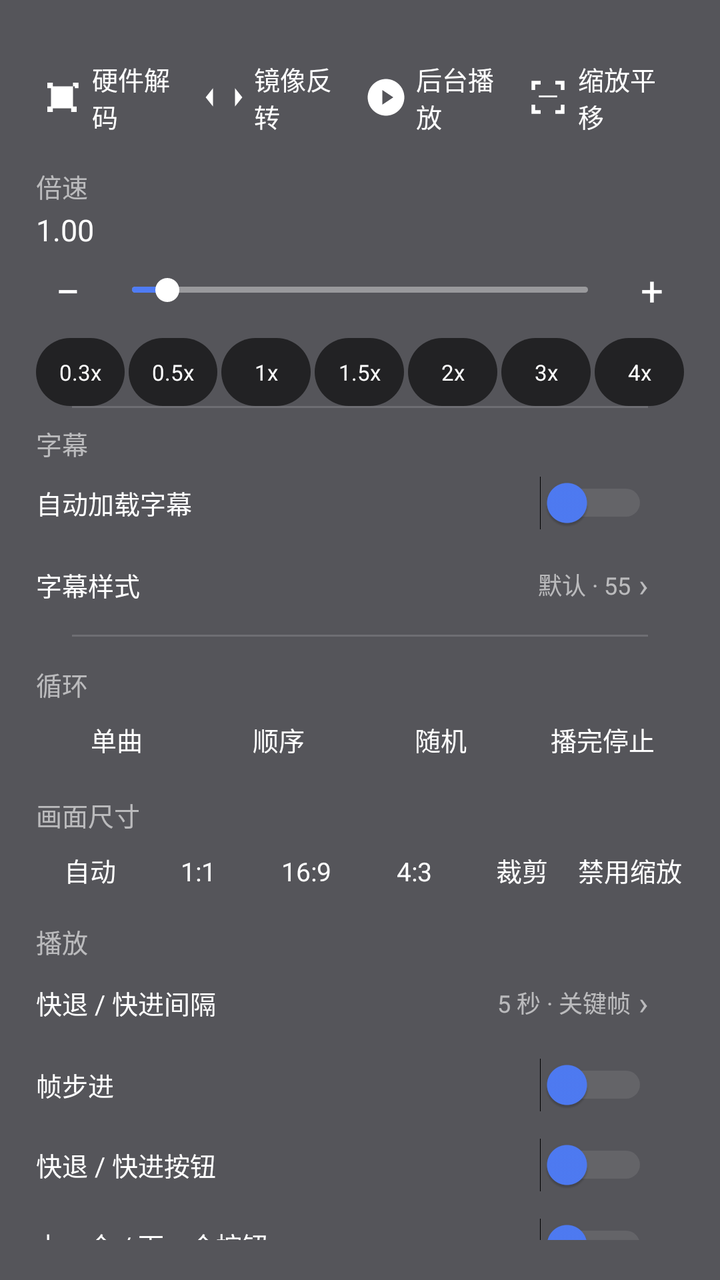
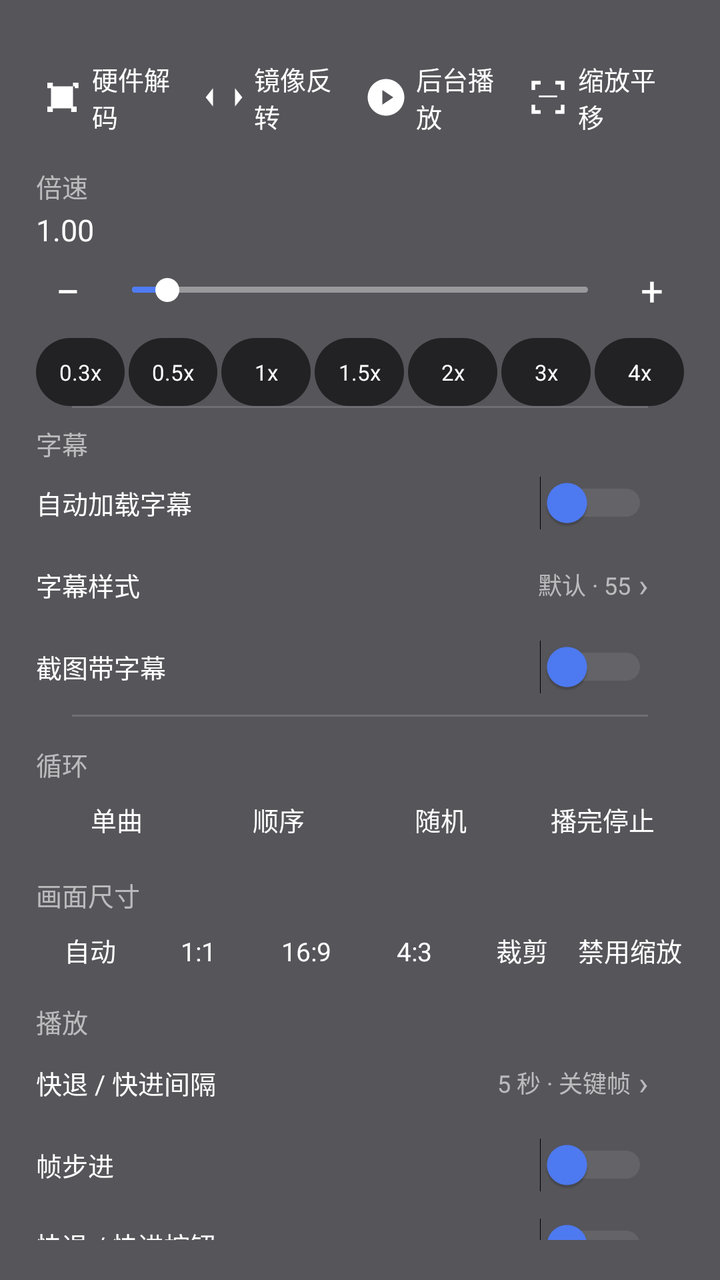

Two renders of the same Android screen: before a commit and after it. Below are the layout's source before the change and the commit's diff.
<!-- AndroidManifest.xml: application theme Theme.SmbPlayer -->
<!-- res/layout/dialog_mpv_settings.xml -->
<?xml version="1.0" encoding="utf-8"?>
<FrameLayout xmlns:android="http://schemas.android.com/apk/res/android"
    xmlns:app="http://schemas.android.com/apk/res-auto"
    android:layout_width="match_parent"
    android:layout_height="match_parent">

    
    <View
        android:id="@+id/settings_scrim"
        android:layout_width="match_parent"
        android:layout_height="match_parent"
        android:background="#33000000" />

    <LinearLayout
        android:id="@+id/settings_panel"
        android:layout_width="match_parent"
        android:layout_height="match_parent"
        android:layout_gravity="end"
        android:background="#990A0A12"
        android:clickable="true"
        android:focusable="true"
        android:orientation="vertical"
        android:paddingStart="18dp"
        android:paddingTop="24dp"
        android:paddingEnd="18dp"
        android:paddingBottom="20dp">

        <ScrollView
            android:layout_width="match_parent"
            android:layout_height="0dp"
            android:layout_weight="1"
            android:fillViewport="true"
            android:overScrollMode="never"
            android:scrollbars="none">

            <LinearLayout
                android:layout_width="match_parent"
                android:layout_height="wrap_content"
                android:orientation="vertical">

                
                <GridLayout
                    android:layout_width="match_parent"
                    android:layout_height="wrap_content"
                    android:alignmentMode="alignMargins"
                    android:columnCount="4"
                    android:rowCount="1"
                    android:useDefaultMargins="false">

                    <LinearLayout android:id="@+id/tile_hwdec" android:layout_width="0dp" android:layout_height="wrap_content" android:layout_columnWeight="1" android:layout_gravity="fill" android:gravity="center_vertical" android:orientation="horizontal" android:paddingStart="2dp" android:paddingTop="6dp" android:paddingEnd="2dp" android:paddingBottom="6dp">
                        <ImageView android:layout_width="22dp" android:layout_height="22dp" android:src="@drawable/ic_hwdec" app:tint="@color/player_control_text" />
                        <TextView android:layout_width="wrap_content" android:layout_height="wrap_content" android:layout_marginStart="4dp" android:text="硬件解码" android:textColor="@color/player_control_text" android:textSize="13sp" />
                    </LinearLayout>

                    <LinearLayout android:id="@+id/tile_mirror" android:layout_width="0dp" android:layout_height="wrap_content" android:layout_columnWeight="1" android:layout_gravity="fill" android:gravity="center_vertical" android:orientation="horizontal" android:paddingStart="2dp" android:paddingTop="6dp" android:paddingEnd="2dp" android:paddingBottom="6dp">
                        <ImageView android:layout_width="22dp" android:layout_height="22dp" android:src="@drawable/ic_mirror" app:tint="@color/player_control_text" />
                        <TextView android:layout_width="wrap_content" android:layout_height="wrap_content" android:layout_marginStart="4dp" android:text="镜像反转" android:textColor="@color/player_control_text" android:textSize="13sp" />
                    </LinearLayout>

                    <LinearLayout android:id="@+id/tile_background" android:layout_width="0dp" android:layout_height="wrap_content" android:layout_columnWeight="1" android:layout_gravity="fill" android:gravity="center_vertical" android:orientation="horizontal" android:paddingStart="2dp" android:paddingTop="6dp" android:paddingEnd="2dp" android:paddingBottom="6dp">
                        <ImageView android:layout_width="22dp" android:layout_height="22dp" android:src="@drawable/ic_background_play" app:tint="@color/player_control_text" />
                        <TextView android:layout_width="wrap_content" android:layout_height="wrap_content" android:layout_marginStart="4dp" android:text="后台播放" android:textColor="@color/player_control_text" android:textSize="13sp" />
                    </LinearLayout>

                    <LinearLayout android:id="@+id/tile_pan" android:layout_width="0dp" android:layout_height="wrap_content" android:layout_columnWeight="1" android:layout_gravity="fill" android:gravity="center_vertical" android:orientation="horizontal" android:paddingStart="2dp" android:paddingTop="6dp" android:paddingEnd="2dp" android:paddingBottom="6dp">
                        <ImageView android:layout_width="22dp" android:layout_height="22dp" android:src="@drawable/ic_pan_scan" app:tint="@color/player_control_text" />
                        <TextView android:layout_width="wrap_content" android:layout_height="wrap_content" android:layout_marginStart="4dp" android:text="缩放平移" android:textColor="@color/player_control_text" android:textSize="13sp" />
                    </LinearLayout>

                </GridLayout>

                
                <TextView android:layout_width="wrap_content" android:layout_height="wrap_content" android:layout_marginTop="10dp" android:text="倍速" android:textColor="@color/player_control_text_secondary" android:textSize="13sp" />
                <TextView android:id="@+id/tv_speed_value" android:layout_width="wrap_content" android:layout_height="wrap_content" android:layout_marginTop="2dp" android:text="1.00" android:textColor="@color/player_control_text" android:textSize="15sp" />

                <LinearLayout
                    android:layout_width="match_parent"
                    android:layout_height="wrap_content"
                    android:layout_marginTop="4dp"
                    android:gravity="center_vertical"
                    android:orientation="horizontal">

                    <TextView
                        android:id="@+id/speed_minus"
                        android:layout_width="32dp"
                        android:layout_height="32dp"
                        android:gravity="center"
                        android:text="−"
                        android:textColor="@color/player_control_text"
                        android:textSize="22sp" />

                    <SeekBar
                        android:id="@+id/seek_speed"
                        android:layout_width="0dp"
                        android:layout_height="28dp"
                        android:layout_weight="1"
                        android:max="39"
                        android:progress="3"
                        android:progressDrawable="@drawable/bg_seek_progress"
                        android:thumb="@drawable/bg_seek_thumb"
                        android:splitTrack="false" />

                    <TextView
                        android:id="@+id/speed_plus"
                        android:layout_width="32dp"
                        android:layout_height="32dp"
                        android:gravity="center"
                        android:text="+"
                        android:textColor="@color/player_control_text"
                        android:textSize="20sp" />
                </LinearLayout>

                
                <LinearLayout
                    android:layout_width="match_parent"
                    android:layout_height="wrap_content"
                    android:layout_marginTop="8dp"
                    android:orientation="horizontal">

                    <TextView android:id="@+id/speed_preset_0" android:layout_width="0dp" android:layout_height="34dp" android:layout_weight="1" android:layout_marginEnd="2dp" android:background="@drawable/bg_hint_pill" android:gravity="center" android:text="0.3x" android:textColor="@color/player_control_text" android:textSize="11sp" />
                    <TextView android:id="@+id/speed_preset_1" android:layout_width="0dp" android:layout_height="34dp" android:layout_weight="1" android:layout_marginEnd="2dp" android:background="@drawable/bg_hint_pill" android:gravity="center" android:text="0.5x" android:textColor="@color/player_control_text" android:textSize="11sp" />
                    <TextView android:id="@+id/speed_preset_2" android:layout_width="0dp" android:layout_height="34dp" android:layout_weight="1" android:layout_marginEnd="2dp" android:background="@drawable/bg_hint_pill" android:gravity="center" android:text="1x" android:textColor="@color/player_control_text" android:textSize="11sp" />
                    <TextView android:id="@+id/speed_preset_3" android:layout_width="0dp" android:layout_height="34dp" android:layout_weight="1" android:layout_marginEnd="2dp" android:background="@drawable/bg_hint_pill" android:gravity="center" android:text="1.5x" android:textColor="@color/player_control_text" android:textSize="11sp" />
                    <TextView android:id="@+id/speed_preset_4" android:layout_width="0dp" android:layout_height="34dp" android:layout_weight="1" android:layout_marginEnd="2dp" android:background="@drawable/bg_hint_pill" android:gravity="center" android:text="2x" android:textColor="@color/player_control_text" android:textSize="11sp" />
                    <TextView android:id="@+id/speed_preset_5" android:layout_width="0dp" android:layout_height="34dp" android:layout_weight="1" android:layout_marginEnd="2dp" android:background="@drawable/bg_hint_pill" android:gravity="center" android:text="3x" android:textColor="@color/player_control_text" android:textSize="11sp" />
                    <TextView android:id="@+id/speed_preset_6" android:layout_width="0dp" android:layout_height="34dp" android:layout_weight="1" android:background="@drawable/bg_hint_pill" android:gravity="center" android:text="4x" android:textColor="@color/player_control_text" android:textSize="11sp" />
                </LinearLayout>

                <View
                    android:layout_width="match_parent"
                    android:layout_height="1dp"
                    android:layout_marginStart="18dp"
                    android:layout_marginEnd="18dp"
                    android:background="#26FFFFFF" />

                
                <LinearLayout
                    android:layout_width="match_parent"
                    android:layout_height="wrap_content"
                    android:orientation="vertical"
                    android:paddingStart="0dp"
                    android:paddingTop="8dp"
                    android:paddingEnd="18dp"
                    android:paddingBottom="4dp">

                    <TextView
                        android:layout_width="wrap_content"
                        android:layout_height="wrap_content"
                        android:text="字幕"
                        android:textColor="@color/player_control_text_secondary"
                        android:textSize="13sp" />

                    <LinearLayout
                        android:layout_width="match_parent"
                        android:layout_height="40dp"
                        android:gravity="center_vertical"
                        android:orientation="horizontal">

                        <TextView
                            android:layout_width="0dp"
                            android:layout_height="wrap_content"
                            android:layout_weight="1"
                            android:text="自动加载字幕"
                            android:textColor="@color/player_control_text"
                            android:textSize="13sp" />

                        <Switch
                            android:id="@+id/switch_auto_sub"
                            android:layout_width="wrap_content"
                            android:layout_height="36dp"
                            android:showText="false"
                            android:thumbTint="@color/player_accent"
                            android:trackTint="#55FFFFFF" />
                    </LinearLayout>

                    <LinearLayout
                        android:id="@+id/row_sub_style"
                        android:layout_width="match_parent"
                        android:layout_height="42dp"
                        android:background="?attr/selectableItemBackground"
                        android:clickable="true"
                        android:focusable="true"
                        android:gravity="center_vertical"
                        android:orientation="horizontal">

                        <TextView
                            android:layout_width="0dp"
                            android:layout_height="wrap_content"
                            android:layout_weight="1"
                            android:text="字幕样式"
                            android:textColor="@color/player_control_text"
                            android:textSize="13sp" />

                        <TextView
                            android:id="@+id/tv_sub_style_summary"
                            android:layout_width="wrap_content"
                            android:layout_height="wrap_content"
                            android:layout_marginEnd="4dp"
                            android:text="默认 · 55"
                            android:textColor="@color/player_control_text_secondary"
                            android:textSize="12sp" />

                        <TextView
                            android:layout_width="wrap_content"
                            android:layout_height="wrap_content"
                            android:text="›"
                            android:textColor="@color/player_control_text_secondary"
                            android:textSize="16sp" />
                    </LinearLayout>
                </LinearLayout>

                <View
                    android:layout_width="match_parent"
                    android:layout_height="1dp"
                    android:layout_marginStart="18dp"
                    android:layout_marginEnd="18dp"
                    android:background="#26FFFFFF" />

                
                <TextView android:layout_width="wrap_content" android:layout_height="wrap_content" android:layout_marginTop="14dp" android:text="循环" android:textColor="@color/player_control_text_secondary" android:textSize="13sp" />
                <LinearLayout android:id="@+id/group_repeat" android:layout_width="match_parent" android:layout_height="wrap_content" android:orientation="horizontal">
                    <TextView android:id="@+id/repeat_one" android:layout_width="0dp" android:layout_height="36dp" android:layout_weight="1" android:gravity="center" android:text="单曲" android:textColor="@color/player_control_text" android:textSize="13sp" />
                    <TextView android:id="@+id/repeat_all" android:layout_width="0dp" android:layout_height="36dp" android:layout_weight="1" android:gravity="center" android:text="顺序" android:textColor="@color/player_control_text" android:textSize="13sp" />
                    <TextView android:id="@+id/repeat_shuffle" android:layout_width="0dp" android:layout_height="36dp" android:layout_weight="1" android:gravity="center" android:text="随机" android:textColor="@color/player_control_text" android:textSize="13sp" />
                    <TextView android:id="@+id/repeat_none" android:layout_width="0dp" android:layout_height="36dp" android:layout_weight="1" android:gravity="center" android:text="播完停止" android:textColor="@color/player_control_text" android:textSize="13sp" />
                </LinearLayout>

                
                <TextView android:layout_width="wrap_content" android:layout_height="wrap_content" android:layout_marginTop="10dp" android:text="画面尺寸" android:textColor="@color/player_control_text_secondary" android:textSize="13sp" />
                <LinearLayout android:id="@+id/group_aspect" android:layout_width="match_parent" android:layout_height="wrap_content" android:orientation="horizontal">
                    <TextView android:id="@+id/aspect_auto" android:layout_width="0dp" android:layout_height="36dp" android:layout_weight="1" android:gravity="center" android:text="自动" android:textColor="@color/player_control_text" android:textSize="13sp" />
                    <TextView android:id="@+id/aspect_11" android:layout_width="0dp" android:layout_height="36dp" android:layout_weight="1" android:gravity="center" android:text="1:1" android:textColor="@color/player_control_text" android:textSize="13sp" />
                    <TextView android:id="@+id/aspect_169" android:layout_width="0dp" android:layout_height="36dp" android:layout_weight="1" android:gravity="center" android:text="16:9" android:textColor="@color/player_control_text" android:textSize="13sp" />
                    <TextView android:id="@+id/aspect_43" android:layout_width="0dp" android:layout_height="36dp" android:layout_weight="1" android:gravity="center" android:text="4:3" android:textColor="@color/player_control_text" android:textSize="13sp" />
                    <TextView android:id="@+id/aspect_crop" android:layout_width="0dp" android:layout_height="36dp" android:layout_weight="1" android:gravity="center" android:text="裁剪" android:textColor="@color/player_control_text" android:textSize="13sp" />
                    <TextView android:id="@+id/aspect_noscale" android:layout_width="0dp" android:layout_height="36dp" android:layout_weight="1" android:gravity="center" android:text="禁用缩放" android:textColor="@color/player_control_text" android:textSize="13sp" />
                </LinearLayout>

                
                <LinearLayout
                    android:layout_width="match_parent"
                    android:layout_height="wrap_content"
                    android:orientation="vertical"
                    android:paddingStart="0dp"
                    android:paddingTop="8dp"
                    android:paddingEnd="18dp"
                    android:paddingBottom="6dp">

                    <TextView
                        android:layout_width="wrap_content"
                        android:layout_height="wrap_content"
                        android:text="播放"
                        android:textColor="@color/player_control_text_secondary"
                        android:textSize="13sp" />

                    <LinearLayout
                        android:id="@+id/row_seek_step"
                        android:layout_width="match_parent"
                        android:layout_height="42dp"
                        android:background="?attr/selectableItemBackground"
                        android:clickable="true"
                        android:contentDescription="快退快进间隔"
                        android:focusable="true"
                        android:gravity="center_vertical"
                        android:orientation="horizontal">

                        <TextView
                            android:layout_width="0dp"
                            android:layout_height="wrap_content"
                            android:layout_weight="1"
                            android:text="快退 / 快进间隔"
                            android:textColor="@color/player_control_text"
                            android:textSize="13sp" />

                        <TextView
                            android:id="@+id/tv_seek_step"
                            android:layout_width="wrap_content"
                            android:layout_height="wrap_content"
                            android:layout_marginEnd="4dp"
                            android:text="5 秒 · 关键帧"
                            android:textColor="@color/player_control_text_secondary"
                            android:textSize="12sp" />

                        <TextView
                            android:layout_width="wrap_content"
                            android:layout_height="wrap_content"
                            android:text="›"
                            android:textColor="@color/player_control_text_secondary"
                            android:textSize="16sp" />
                    </LinearLayout>

                    <LinearLayout
                        android:layout_width="match_parent"
                        android:layout_height="40dp"
                        android:gravity="center_vertical"
                        android:orientation="horizontal">

                        <TextView
                            android:layout_width="0dp"
                            android:layout_height="wrap_content"
                            android:layout_weight="1"
                            android:text="帧步进"
                            android:textColor="@color/player_control_text"
                            android:textSize="13sp" />

                        <Switch
                            android:id="@+id/switch_frame_step"
                            android:layout_width="wrap_content"
                            android:layout_height="36dp"
                            android:showText="false"
                            android:thumbTint="@color/player_accent"
                            android:trackTint="#55FFFFFF" />
                    </LinearLayout>

                    <LinearLayout
                        android:layout_width="match_parent"
                        android:layout_height="40dp"
                        android:gravity="center_vertical"
                        android:orientation="horizontal">

                        <TextView
                            android:layout_width="0dp"
                            android:layout_height="wrap_content"
                            android:layout_weight="1"
                            android:text="快退 / 快进按钮"
                            android:textColor="@color/player_control_text"
                            android:textSize="13sp" />

                        <Switch
                            android:id="@+id/switch_seek_buttons"
                            android:layout_width="wrap_content"
                            android:layout_height="36dp"
                            android:showText="false"
                            android:thumbTint="@color/player_accent"
                            android:trackTint="#55FFFFFF" />
                    </LinearLayout>

                    <LinearLayout
                        android:layout_width="match_parent"
                        android:layout_height="40dp"
                        android:gravity="center_vertical"
                        android:orientation="horizontal">

                        <TextView
                            android:layout_width="0dp"
                            android:layout_height="wrap_content"
                            android:layout_weight="1"
                            android:text="上一个 / 下一个按钮"
                            android:textColor="@color/player_control_text"
                            android:textSize="13sp" />

                        <Switch
                            android:id="@+id/switch_prev_next_buttons"
                            android:layout_width="wrap_content"
                            android:layout_height="36dp"
                            android:showText="false"
                            android:thumbTint="@color/player_accent"
                            android:trackTint="#55FFFFFF" />
                    </LinearLayout>

                    <LinearLayout
                        android:layout_width="match_parent"
                        android:layout_height="40dp"
                        android:gravity="center_vertical"
                        android:orientation="horizontal">

                        <TextView
                            android:layout_width="0dp"
                            android:layout_height="wrap_content"
                            android:layout_weight="1"
                            android:text="自动隐藏界面"
                            android:textColor="@color/player_control_text"
                            android:textSize="13sp" />

                        <TextView
                            android:id="@+id/tv_auto_hide_value"
                            android:layout_width="wrap_content"
                            android:layout_height="wrap_content"
                            android:layout_marginEnd="8dp"
                            android:text="4s"
                            android:textColor="@color/player_control_text_secondary"
                            android:textSize="12sp" />

                        <Switch
                            android:id="@+id/switch_auto_hide"
                            android:layout_width="wrap_content"
                            android:layout_height="36dp"
                            android:showText="false"
                            android:thumbTint="@color/player_accent"
                            android:trackTint="#55FFFFFF" />
                    </LinearLayout>

                    <LinearLayout
                        android:layout_width="match_parent"
                        android:layout_height="32dp"
                        android:gravity="center_vertical"
                        android:orientation="horizontal">

                        <TextView
                            android:id="@+id/tv_auto_hide_delay"
                            android:layout_width="72dp"
                            android:layout_height="wrap_content"
                            android:text="隐藏延迟"
                            android:textColor="@color/player_control_text_secondary"
                            android:textSize="12sp" />

                        <SeekBar
                            android:id="@+id/seek_auto_hide"
                            android:layout_width="0dp"
                            android:layout_height="24dp"
                            android:layout_weight="1"
                            android:max="19"
                            android:progress="3"
                            android:progressDrawable="@drawable/bg_seek_progress"
                            android:thumb="@drawable/bg_seek_thumb"
                            android:splitTrack="false" />
                    </LinearLayout>

                    <LinearLayout
                        android:id="@+id/row_hwdec"
                        android:layout_width="match_parent"
                        android:layout_height="42dp"
                        android:background="?attr/selectableItemBackground"
                        android:clickable="true"
                        android:focusable="true"
                        android:gravity="center_vertical"
                        android:orientation="horizontal">

                        <TextView
                            android:layout_width="0dp"
                            android:layout_height="wrap_content"
                            android:layout_weight="1"
                            android:text="硬件解码"
                            android:textColor="@color/player_control_text"
                            android:textSize="13sp" />

                        <TextView
                            android:id="@+id/tv_hwdec_mode"
                            android:layout_width="wrap_content"
                            android:layout_height="wrap_content"
                            android:layout_marginEnd="4dp"
                            android:text="no"
                            android:textColor="@color/player_control_text_secondary"
                            android:textSize="12sp" />

                        <TextView
                            android:layout_width="wrap_content"
                            android:layout_height="wrap_content"
                            android:text="›"
                            android:textColor="@color/player_control_text_secondary"
                            android:textSize="16sp" />
                    </LinearLayout>
                </LinearLayout>

                <View
                    android:layout_width="match_parent"
                    android:layout_height="1dp"
                    android:layout_marginStart="18dp"
                    android:layout_marginEnd="18dp"
                    android:background="#26FFFFFF" />

                
                <TextView android:layout_width="wrap_content" android:layout_height="wrap_content" android:layout_marginTop="10dp" android:text="定时器" android:textColor="@color/player_control_text_secondary" android:textSize="13sp" />
                <LinearLayout android:layout_width="match_parent" android:layout_height="wrap_content" android:orientation="horizontal" android:gravity="center_vertical">
                    <TextView android:id="@+id/tv_sleep" android:layout_width="match_parent" android:layout_height="36dp" android:contentDescription="定时关闭时间" android:gravity="center" android:text="00:00:00" android:textColor="@color/player_control_text" android:textSize="15sp" />
                </LinearLayout>

                <View
                    android:layout_width="match_parent"
                    android:layout_height="1dp"
                    android:layout_marginStart="18dp"
                    android:layout_marginEnd="18dp"
                    android:background="#26FFFFFF" />

                
                <LinearLayout
                    android:layout_width="match_parent"
                    android:layout_height="wrap_content"
                    android:orientation="vertical"
                    android:paddingStart="0dp"
                    android:paddingTop="10dp"
                    android:paddingEnd="18dp"
                    android:paddingBottom="6dp">

                    <TextView
                        android:layout_width="wrap_content"
                        android:layout_height="wrap_content"
                        android:text="主题"
                        android:textColor="@color/player_control_text_secondary"
                        android:textSize="13sp" />

                    <TextView
                        android:id="@+id/tv_theme_opacity"
                        android:layout_width="wrap_content"
                        android:layout_height="wrap_content"
                        android:layout_marginTop="4dp"
                        android:text="背景透明度 0.78"
                        android:textColor="@color/player_control_text"
                        android:textSize="13sp" />

                    <SeekBar
                        android:id="@+id/seek_opacity"
                        android:layout_width="match_parent"
                        android:layout_height="30dp"
                        android:layout_marginTop="2dp"
                        android:max="100"
                        android:progress="78"
                        android:progressDrawable="@drawable/bg_seek_progress"
                        android:thumb="@drawable/bg_seek_thumb"
                        android:splitTrack="false" />
                </LinearLayout>
            </LinearLayout>
        </ScrollView>
    </LinearLayout>
</FrameLayout>
<!-- resources referenced by this layout -->
<resources>
  <color name="player_accent">#FF4F7CF5</color>
  <color name="player_control_text">#FFFFFFFF</color>
  <color name="player_control_text_secondary">#99FFFFFF</color>
  <!-- drawable bg_hint_pill (drawable) -->
  <?xml version="1.0" encoding="utf-8"?>
  <shape xmlns:android="http://schemas.android.com/apk/res/android"
      android:shape="rectangle">
      <solid android:color="@color/player_scrim" />
      <corners android:radius="24dp" />
  </shape>
  <!-- drawable bg_seek_thumb (drawable) -->
  <?xml version="1.0" encoding="utf-8"?>
  <shape xmlns:android="http://schemas.android.com/apk/res/android"
      android:shape="oval">
      <size android:width="12dp" android:height="12dp" />
      <solid android:color="@color/player_seek_thumb" />
  </shape>
  <!-- drawable ic_background_play (drawable) -->
  <vector xmlns:android="http://schemas.android.com/apk/res/android" android:width="24dp" android:height="24dp" android:viewportWidth="24" android:viewportHeight="24">
      <path android:fillColor="#FFFFFFFF" android:pathData="M12,2C6.5,2 2,6.5 2,12s4.5,10 10,10 10,-4.5 10,-10S17.5,2 12,2zM10,8l6,4 -6,4z"/>
  </vector>
  <!-- drawable ic_hwdec (drawable) -->
  <vector xmlns:android="http://schemas.android.com/apk/res/android" android:width="24dp" android:height="24dp" android:viewportWidth="24" android:viewportHeight="24">
      <path android:fillColor="#FFFFFFFF" android:pathData="M6,6h12v12H6zM4,4v3h2V6h1V4zM18,4v2h1v1h2V4zM4,17v3h3v-2H6v-1zM18,18h-1v2h3v-3h-2zM9,9h6v6H9z"/>
  </vector>
  <!-- drawable ic_mirror (drawable) -->
  <vector xmlns:android="http://schemas.android.com/apk/res/android" android:width="24dp" android:height="24dp" android:viewportWidth="24" android:viewportHeight="24">
      <path android:fillColor="#FFFFFFFF" android:pathData="M12,3v18M6,7L2,12l4,5zM18,7l4,5 -4,5zM8,5v14M16,5v14"/>
  </vector>
  <!-- drawable ic_pan_scan (drawable) -->
  <vector xmlns:android="http://schemas.android.com/apk/res/android" android:width="24dp" android:height="24dp" android:viewportWidth="24" android:viewportHeight="24">
      <path android:fillColor="#FFFFFFFF" android:pathData="M8,3H3v5h2V5h3zM16,3h5v5h-2V5h-3zM8,21H3v-5h2v3h3zM16,21h5v-5h-2v3h-3zM7,12h10v-1H7z"/>
  </vector>
  <style name="Theme.SmbPlayer" parent="Theme.Material3.DayNight.NoActionBar">
          <item name="colorPrimary">@color/primary</item>
          <item name="colorOnPrimary">@color/on_primary</item>
          <item name="colorSecondary">@color/secondary</item>
          <item name="android:colorBackground">@color/background</item>
          <item name="colorSurface">@color/surface</item>
          <item name="colorOnSurface">@color/on_surface</item>
          <item name="colorOutline">@color/outline</item>
          <item name="android:statusBarColor">@color/primary</item>
      </style>
  <color name="player_scrim">#99000000</color>
  <color name="player_seek_thumb">#FFFFFFFF</color>
  <color name="primary">#FF4F7CF5</color>
  <color name="on_primary">#FFFFFFFF</color>
  <color name="secondary">#FF26A69A</color>
  <color name="background">#FFF7F8FC</color>
  <color name="surface">#FFFFFFFF</color>
  <color name="on_surface">#FF1B1C1F</color>
  <color name="outline">#FFE1E3EA</color>
  <!-- unchanged entries left out for length: 1 -->
</resources>

<!-- the commit's change to res/layout/dialog_mpv_settings.xml (unified diff, before → after) -->
@@ -207,6 +207,29 @@
                             android:textColor="@color/player_control_text_secondary"
                             android:textSize="16sp" />
                     </LinearLayout>
+
+                    <LinearLayout
+                        android:layout_width="match_parent"
+                        android:layout_height="40dp"
+                        android:gravity="center_vertical"
+                        android:orientation="horizontal">
+
+                        <TextView
+                            android:layout_width="0dp"
+                            android:layout_height="wrap_content"
+                            android:layout_weight="1"
+                            android:text="截图带字幕"
+                            android:textColor="@color/player_control_text"
+                            android:textSize="13sp" />
+
+                        <Switch
+                            android:id="@+id/switch_frame_subtitles"
+                            android:layout_width="wrap_content"
+                            android:layout_height="36dp"
+                            android:showText="false"
+                            android:thumbTint="@color/player_accent"
+                            android:trackTint="#55FFFFFF" />
+                    </LinearLayout>
                 </LinearLayout>
 
                 <View
